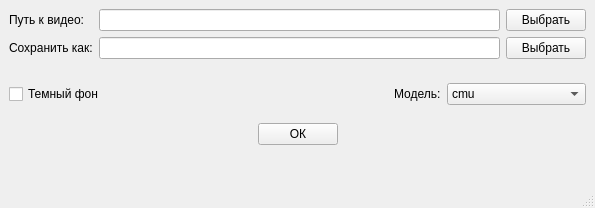
The window that design.ui (AlgieParvin/openpose-gui) describes before a commit, drawn with Qt 5.
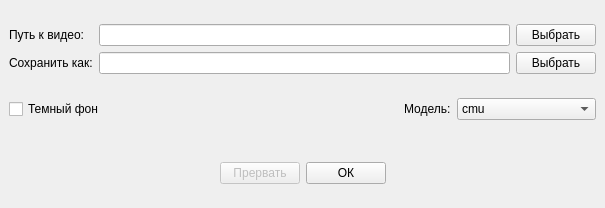
The same window after the commit.

Patch:
```diff
--- a/design.ui
+++ b/design.ui
@@ -6,7 +6,7 @@
    <rect>
     <x>0</x>
     <y>0</y>
-    <width>595</width>
+    <width>605</width>
     <height>208</height>
    </rect>
   </property>
@@ -16,7 +16,7 @@
   <widget class="QWidget" name="centralwidget">
    <layout class="QVBoxLayout" name="verticalLayout_2">
     <item>
-     <layout class="QVBoxLayout" name="verticalLayout" stretch="0,0,0,1">
+     <layout class="QVBoxLayout" name="verticalLayout" stretch="0,0,0">
       <item>
        <layout class="QGridLayout" name="gridLayout" columnstretch="0,7,1,1,1">
         <item row="0" column="0">
@@ -131,7 +131,10 @@
        </layout>
       </item>
       <item>
-       <layout class="QHBoxLayout" name="horizontalLayout" stretch="0,0,0">
+       <layout class="QHBoxLayout" name="horizontalLayout" stretch="0,0,0,0">
+        <property name="topMargin">
+         <number>24</number>
+        </property>
         <item>
          <spacer name="horizontalSpacer">
           <property name="orientation">
@@ -145,6 +148,22 @@
           </property>
          </spacer>
         </item>
+        <item>
+         <widget class="QPushButton" name="cancel_button">
+          <property name="enabled">
+           <bool>false</bool>
+          </property>
+          <property name="text">
+           <string>Прервать</string>
+          </property>
+          <property name="checkable">
+           <bool>true</bool>
+          </property>
+          <property name="checked">
+           <bool>false</bool>
+          </property>
+         </widget>
+        </item>
         <item>
          <widget class="QPushButton" name="ok_button">
           <property name="text">
@@ -167,19 +186,6 @@
         </item>
        </layout>
       </item>
-      <item>
-       <spacer name="verticalSpacer">
-        <property name="orientation">
-         <enum>Qt::Vertical</enum>
-        </property>
-        <property name="sizeHint" stdset="0">
-         <size>
-          <width>20</width>
-          <height>40</height>
-         </size>
-        </property>
-       </spacer>
-      </item>
      </layout>
     </item>
    </layout>
@@ -194,7 +200,6 @@
     </rect>
    </property>
   </widget>
-  <widget class="QStatusBar" name="statusbar"/>
  </widget>
  <resources/>
  <connections/>
```
Left out of the diff: 2 changed lines with no effect on the pictures.
